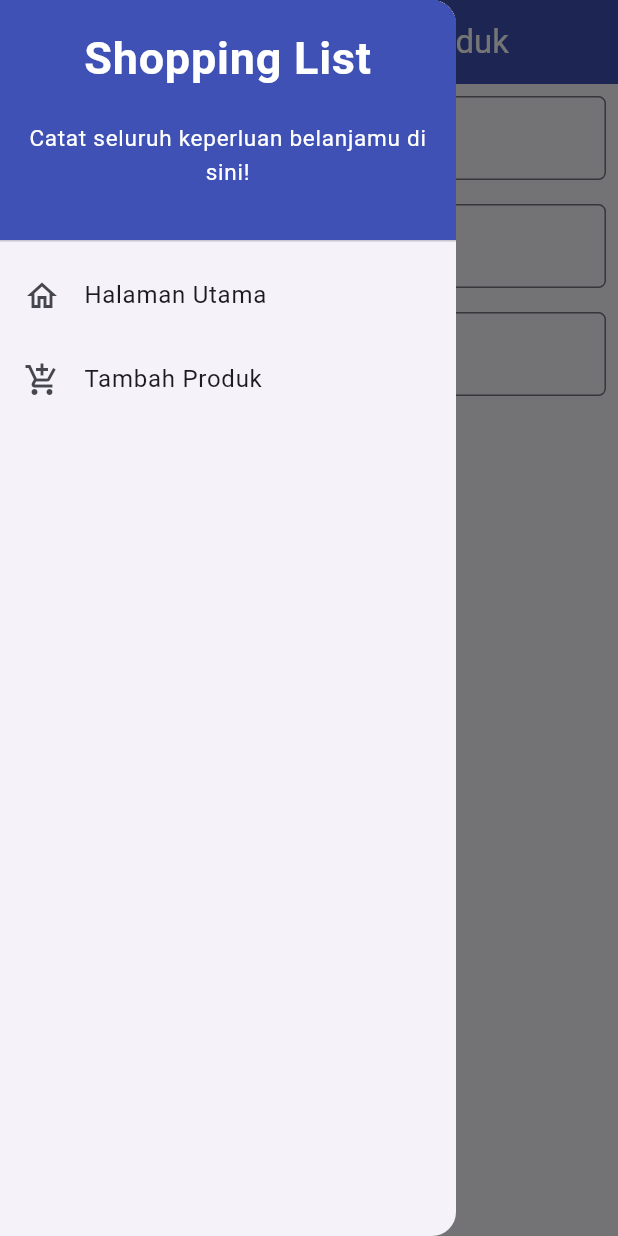
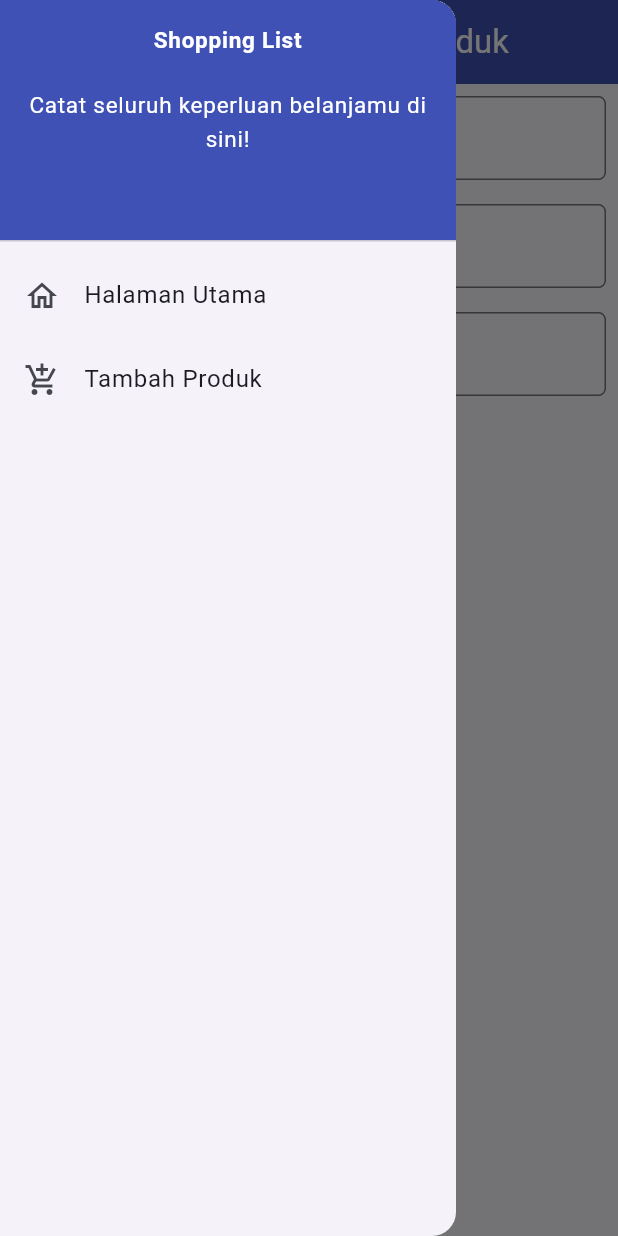
Before and after one commit to JamesTumbelaka/shopping-list-mobile, a Flutter app: the ShopFormPage screen opened directly, with the side drawer open, on a phone screen of 412 x 824 dp. Run offline on Flutter 3.47's test engine with Material 2 defaults, Android fonts, the phone set to English and light mode, and no system bars.

Commit message:
tugas 7 selesai

```diff
--- a/lib/widgets/left_drawer.dart
+++ b/lib/widgets/left_drawer.dart
@@ -20,7 +20,7 @@ class LeftDrawer extends StatelessWidget {
                   'Shopping List',
                   textAlign: TextAlign.center,
                   style: TextStyle(
-                    fontSize: 30,
+                    fontSize: 15,
                     fontWeight: FontWeight.bold,
                     color: Colors.white,
                   ),
```
